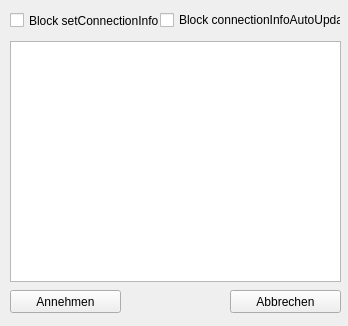
Before: the Qt Designer form connectionInfoSpoofer/QtConfig.ui in exp111/TS3PatchExtensions, drawn with Qt 5.
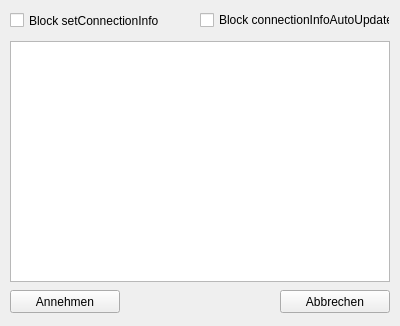
After: the same form once the commit is applied.

Commit message: -Fixed not changing badges if one is already selected -ConnectionInfoSpoofer can now get original values (prolly needs new config)

```diff
--- a/connectionInfoSpoofer/QtConfig.ui
+++ b/connectionInfoSpoofer/QtConfig.ui
@@ -6,19 +6,19 @@
    <rect>
     <x>0</x>
     <y>0</y>
-    <width>348</width>
+    <width>400</width>
     <height>326</height>
    </rect>
   </property>
   <property name="minimumSize">
    <size>
-    <width>348</width>
+    <width>400</width>
     <height>326</height>
    </size>
   </property>
   <property name="maximumSize">
    <size>
-    <width>348</width>
+    <width>400</width>
     <height>326</height>
    </size>
   </property>
@@ -30,7 +30,7 @@
     <rect>
      <x>10</x>
      <y>290</y>
-     <width>111</width>
+     <width>110</width>
      <height>23</height>
     </rect>
    </property>
@@ -44,9 +44,9 @@
   <widget class="QPushButton" name="cancelButton">
    <property name="geometry">
     <rect>
-     <x>230</x>
+     <x>280</x>
      <y>290</y>
-     <width>111</width>
+     <width>110</width>
      <height>23</height>
     </rect>
    </property>
@@ -70,9 +70,9 @@
   <widget class="QCheckBox" name="blockConnectionInfoAutoUpdateBox">
    <property name="geometry">
     <rect>
-     <x>160</x>
+     <x>200</x>
      <y>10</y>
-     <width>181</width>
+     <width>190</width>
      <height>20</height>
     </rect>
    </property>
@@ -85,7 +85,7 @@
     <rect>
      <x>10</x>
      <y>41</y>
-     <width>331</width>
+     <width>380</width>
      <height>241</height>
     </rect>
    </property>
@@ -144,6 +144,11 @@
      <string>value</string>
     </property>
    </column>
+   <column>
+    <property name="text">
+     <string>useOriginal</string>
+    </property>
+   </column>
   </widget>
  </widget>
  <layoutdefault spacing="6" margin="11"/>
```
The commit also changes 8 other files.
